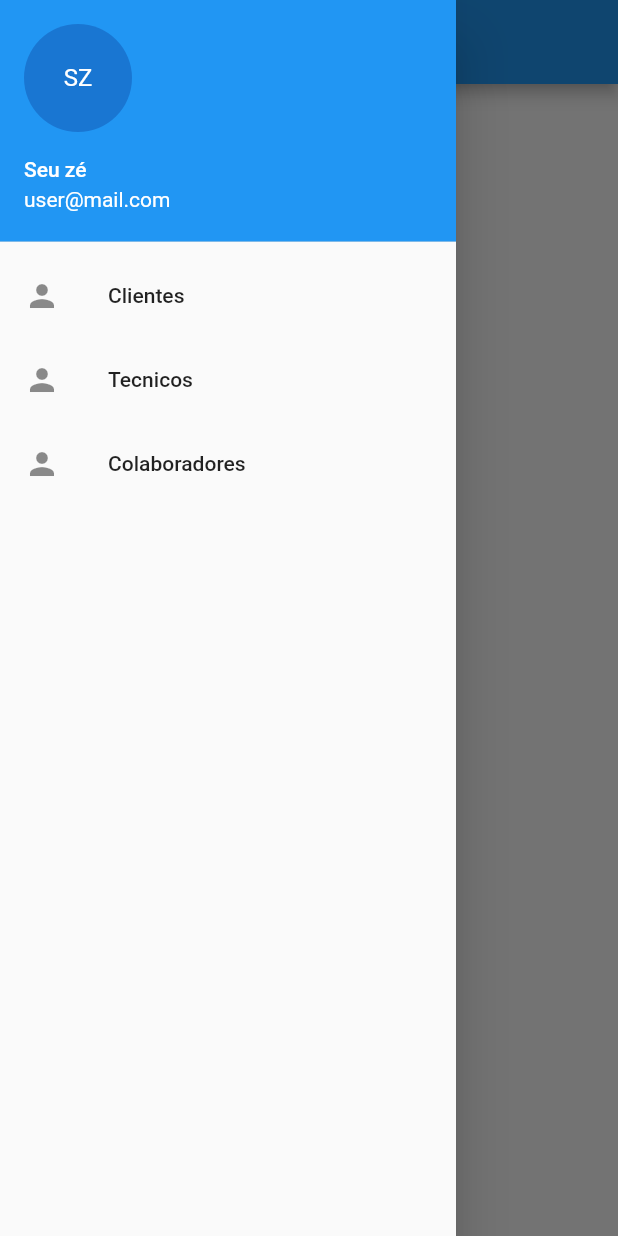
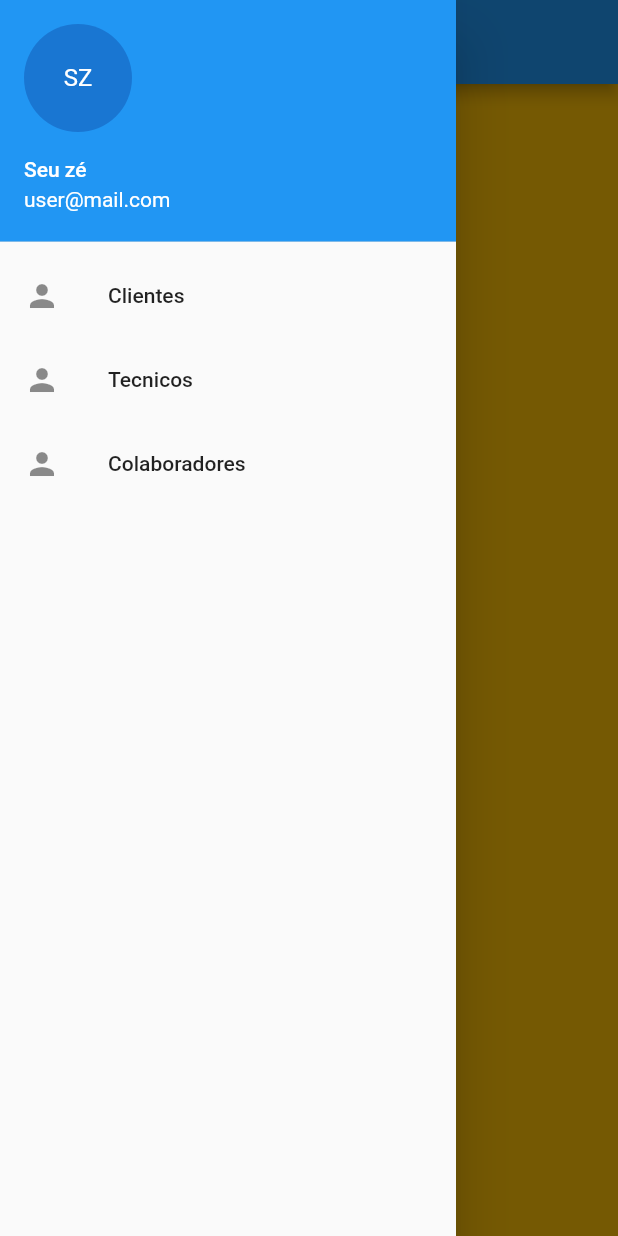
Before and after one commit to MarcioJCarvalho/os_manager, a Flutter app: the screen it shows after launch, with the side drawer open, on a phone screen of 412 x 824 dp. Run offline on Flutter 3.47's test engine with Material 2 defaults, Android fonts, the phone set to English and light mode, and no system bars; our stand-ins replace animated_splash_screen, lottie.

Commit message:
responsividade da home

```diff
--- a/lib/pages/home.dart
+++ b/lib/pages/home.dart
@@ -1,18 +1,27 @@
 import 'package:flutter/material.dart';
 import 'package:os_manager/menu.dart';
+import 'package:os_manager/pages/init.dart';
 
 class Home extends StatelessWidget {
   const Home({Key? key}) : super(key: key);
   @override
   Widget build(BuildContext context) {
     return LayoutBuilder(builder: (context, constraints) {
-      final bool isMobile = constraints.maxHeight < 600;
+      final bool isMobile = constraints.maxWidth < 600;
       return Scaffold(
         appBar: AppBar(
-          automaticallyImplyLeading: false,
+          automaticallyImplyLeading: isMobile,
           title: const Text('Home'),
         ),
         drawer: const Menu(),
+        body: isMobile
+            ? const Init()
+            : Row(
+                children: [
+                  Menu(),
+                  const Expanded(child: Init()),
+                ],
+              ),
       );
     });
   }
--- /dev/null
+++ b/lib/pages/init.dart
@@ -0,0 +1,12 @@
+import 'package:flutter/material.dart';
+
+class Init extends StatelessWidget {
+  const Init({Key? key}) : super(key: key);
+
+  @override
+  Widget build(BuildContext context) {
+    return Scaffold(
+      backgroundColor: Colors.amber,
+    );
+  }
+}
```
